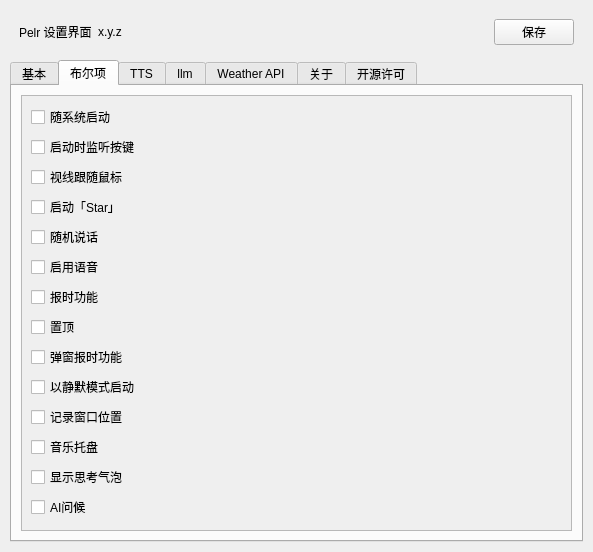
Above: src/ui/setting.ui from igugyj/Pelr before the change. Below: the same form after it.
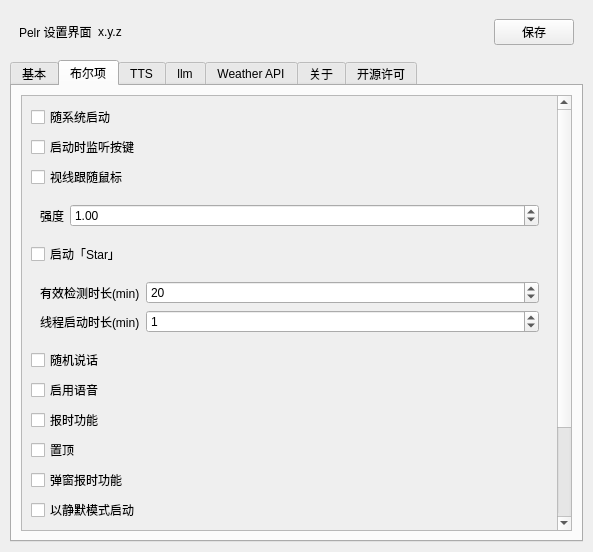
That is the form after the change. The open tabs and pages were chosen to show the change. Icons and pictures are not drawn. Custom widgets are drawn as their Qt base class.

Commit message:
fix(setting): Star thread & LookingMouseStrength
ui changed

```diff
--- a/src/ui/setting.ui
+++ b/src/ui/setting.ui
@@ -388,8 +388,8 @@
            <rect>
             <x>0</x>
             <y>0</y>
-            <width>547</width>
-            <height>435</height>
+            <width>530</width>
+            <height>499</height>
            </rect>
           </property>
           <layout class="QVBoxLayout" name="verticalLayout_5">
@@ -414,6 +414,29 @@
              </property>
             </widget>
            </item>
+           <item>
+            <widget class="QWidget" name="widget_7" native="true">
+             <layout class="QFormLayout" name="formLayout_11">
+              <item row="0" column="0">
+               <widget class="QLabel" name="label_59">
+                <property name="text">
+                 <string>强度</string>
+                </property>
+               </widget>
+              </item>
+              <item row="0" column="1">
+               <widget class="QDoubleSpinBox" name="doubleSpinBox_3">
+                <property name="maximum">
+                 <double>5.000000000000000</double>
+                </property>
+                <property name="value">
+                 <double>1.000000000000000</double>
+                </property>
+               </widget>
+              </item>
+             </layout>
+            </widget>
+           </item>
            <item>
             <widget class="QCheckBox" name="checkBox_4">
              <property name="text">
@@ -421,6 +444,52 @@
              </property>
             </widget>
            </item>
+           <item>
+            <widget class="QWidget" name="widget_6" native="true">
+             <layout class="QFormLayout" name="formLayout_10">
+              <item row="0" column="0">
+               <widget class="QLabel" name="label_57">
+                <property name="text">
+                 <string>有效检测时长(min)</string>
+                </property>
+               </widget>
+              </item>
+              <item row="0" column="1">
+               <widget class="QSpinBox" name="spinBox_5">
+                <property name="toolTip">
+                 <string>-1为不检测</string>
+                </property>
+                <property name="minimum">
+                 <number>-1</number>
+                </property>
+                <property name="value">
+                 <number>20</number>
+                </property>
+               </widget>
+              </item>
+              <item row="1" column="0">
+               <widget class="QLabel" name="label_58">
+                <property name="text">
+                 <string>线程启动时长(min)</string>
+                </property>
+               </widget>
+              </item>
+              <item row="1" column="1">
+               <widget class="QSpinBox" name="spinBox_6">
+                <property name="toolTip">
+                 <string>-1为不启动</string>
+                </property>
+                <property name="minimum">
+                 <number>-1</number>
+                </property>
+                <property name="value">
+                 <number>1</number>
+                </property>
+               </widget>
+              </item>
+             </layout>
+            </widget>
+           </item>
            <item>
             <widget class="QCheckBox" name="checkBox_5">
              <property name="text">
```
The commit also changes 8 other files.
